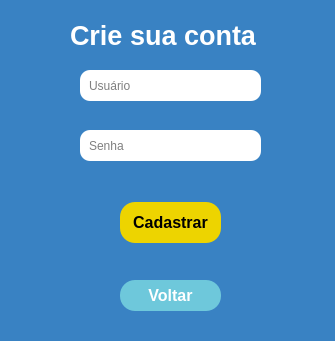
Old version of the form View/ui/tela_cadastro.ui in the repository ipedromotta/login-desktop.
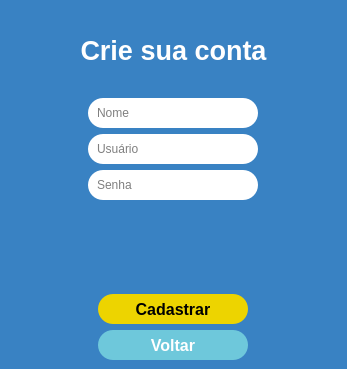
New version of the form.

What changed in the file:
```diff
--- a/View/ui/tela_cadastro.ui
+++ b/View/ui/tela_cadastro.ui
@@ -6,20 +6,20 @@
    <rect>
     <x>0</x>
     <y>0</y>
-    <width>335</width>
-    <height>341</height>
+    <width>347</width>
+    <height>369</height>
    </rect>
   </property>
   <property name="minimumSize">
    <size>
-    <width>335</width>
-    <height>341</height>
+    <width>347</width>
+    <height>369</height>
    </size>
   </property>
   <property name="maximumSize">
    <size>
-    <width>335</width>
-    <height>341</height>
+    <width>347</width>
+    <height>369</height>
    </size>
   </property>
   <property name="windowTitle">
@@ -29,15 +29,9 @@
    <string notr="true">background-color: rgb(57, 130, 195);</string>
   </property>
   <widget class="QWidget" name="centralwidget">
+   <layout class="QVBoxLayout" name="verticalLayout">
+    <item>
    <widget class="QLabel" name="lbl_crie_conta">
-    <property name="geometry">
-     <rect>
-      <x>70</x>
-      <y>10</y>
-      <width>201</width>
-      <height>51</height>
-     </rect>
-    </property>
     <property name="styleSheet">
      <string notr="true">font-size: 20pt;
 color: white;
@@ -46,85 +40,115 @@
     <property name="text">
      <string>Crie sua conta</string>
     </property>
-   </widget>
-   <widget class="QPushButton" name="btn_cadastrar">
-    <property name="geometry">
-     <rect>
-      <x>120</x>
-      <y>202</y>
-      <width>101</width>
-      <height>41</height>
-     </rect>
-    </property>
-    <property name="font">
-     <font>
-      <pointsize>12</pointsize>
-      <weight>75</weight>
-      <bold>true</bold>
-     </font>
-    </property>
-    <property name="cursor">
-     <cursorShape>PointingHandCursor</cursorShape>
+      <property name="alignment">
+       <set>Qt::AlignCenter</set>
+      </property>
+     </widget>
+    </item>
+    <item alignment="Qt::AlignHCenter">
+     <widget class="QLineEdit" name="nome">
+      <property name="minimumSize">
+       <size>
+        <width>170</width>
+        <height>30</height>
+       </size>
+      </property>
+      <property name="maximumSize">
+       <size>
+        <width>170</width>
+        <height>30</height>
+       </size>
     </property>
     <property name="styleSheet">
-     <string notr="true">background-color: rgb(237, 212, 0);
-border-radius: 15px;</string>
-    </property>
-    <property name="text">
-     <string>Cadastrar</string>
-    </property>
-    <property name="default">
-     <bool>true</bool>
-    </property>
-   </widget>
+       <string notr="true">*{
+background-color: #fff;
+border-radius: 15px;
+padding: 5px;
+padding-left: 7px;
+}
+QLineEdit:focus{
+border: 2px solid #edd400;
+}</string>
+      </property>
+      <property name="maxLength">
+       <number>20</number>
+      </property>
+      <property name="placeholderText">
+       <string>Nome</string>
+      </property>
+     </widget>
+    </item>
+    <item alignment="Qt::AlignHCenter">
    <widget class="QLineEdit" name="usuario">
-    <property name="geometry">
-     <rect>
-      <x>80</x>
-      <y>70</y>
-      <width>181</width>
-      <height>31</height>
-     </rect>
+      <property name="minimumSize">
+       <size>
+        <width>170</width>
+        <height>30</height>
+       </size>
+      </property>
+      <property name="maximumSize">
+       <size>
+        <width>170</width>
+        <height>30</height>
+       </size>
     </property>
     <property name="styleSheet">
-     <string notr="true">border-radius: 10px;
-background-color:white;
-padding: 4px;
+       <string notr="true">*{
+background-color: #fff;
+border-radius: 15px;
+padding: 5px;
 padding-left: 7px;
-</string>
+}
+QLineEdit:focus{
+border: 2px solid #edd400;
+}</string>
+      </property>
+      <property name="maxLength">
+       <number>20</number>
     </property>
     <property name="placeholderText">
      <string>Usuário</string>
     </property>
    </widget>
+    </item>
+    <item alignment="Qt::AlignHCenter">
    <widget class="QLineEdit" name="senha">
-    <property name="geometry">
-     <rect>
-      <x>80</x>
-      <y>130</y>
-      <width>181</width>
-      <height>31</height>
-     </rect>
+      <property name="minimumSize">
+       <size>
+        <width>170</width>
+        <height>30</height>
+       </size>
+      </property>
+      <property name="maximumSize">
+       <size>
+        <width>170</width>
+        <height>30</height>
+       </size>
     </property>
     <property name="styleSheet">
-     <string notr="true">border-radius: 10px;
-background-color:white;
-padding: 4px;
-padding-left: 7px;</string>
+       <string notr="true">*{
+background-color: #fff;
+border-radius: 15px;
+padding: 5px;
+padding-left: 7px;
+}
+QLineEdit:focus{
+border: 2px solid #edd400;
+}</string>
+      </property>
+      <property name="maxLength">
+       <number>20</number>
+      </property>
+      <property name="echoMode">
+       <enum>QLineEdit::Password</enum>
     </property>
     <property name="placeholderText">
      <string>Senha</string>
     </property>
    </widget>
-   <widget class="QLabel" name="lbl_msg">
-    <property name="geometry">
-     <rect>
-      <x>20</x>
-      <y>246</y>
-      <width>291</width>
-      <height>31</height>
-     </rect>
-    </property>
+    </item>
+    <item>
+     <widget class="QLabel" name="lbl_erro">
     <property name="styleSheet">
      <string notr="true">color: rgb(237, 212, 0);;
 font-size: 13pt;
@@ -134,15 +158,76 @@
     <property name="text">
      <string/>
     </property>
-   </widget>
+      <property name="textFormat">
+       <enum>Qt::AutoText</enum>
+      </property>
+      <property name="scaledContents">
+       <bool>false</bool>
+      </property>
+      <property name="alignment">
+       <set>Qt::AlignHCenter|Qt::AlignTop</set>
+      </property>
+      <property name="wordWrap">
+       <bool>true</bool>
+      </property>
+     </widget>
+    </item>
+    <item alignment="Qt::AlignHCenter">
+     <widget class="QPushButton" name="btn_cadastrar">
+      <property name="minimumSize">
+       <size>
+        <width>150</width>
+        <height>30</height>
+       </size>
+      </property>
+      <property name="maximumSize">
+       <size>
+        <width>150</width>
+        <height>16777215</height>
+       </size>
+      </property>
+      <property name="font">
+       <font>
+        <pointsize>12</pointsize>
+        <weight>75</weight>
+        <bold>true</bold>
+       </font>
+      </property>
+      <property name="cursor">
+       <cursorShape>PointingHandCursor</cursorShape>
+      </property>
+      <property name="styleSheet">
+       <string notr="true">*{
+background-color: #edd400;
+border-radius: 15px;
+}
+QPushButton:hover{
+background-color: #d1bc08;
+}
+
+</string>
+      </property>
+      <property name="text">
+       <string>Cadastrar</string>
+      </property>
+      <property name="default">
+       <bool>true</bool>
+      </property>
+     </widget>
+    </item>
+    <item alignment="Qt::AlignHCenter">
    <widget class="QPushButton" name="btn_voltar">
-    <property name="geometry">
-     <rect>
-      <x>120</x>
-      <y>280</y>
-      <width>101</width>
-      <height>31</height>
-     </rect>
+      <property name="minimumSize">
+       <size>
+        <width>150</width>
+        <height>30</height>
+       </size>
+      </property>
+      <property name="maximumSize">
+       <size>
+        <width>150</width>
+        <height>16777215</height>
+       </size>
     </property>
     <property name="font">
      <font>
@@ -155,41 +240,21 @@
      <cursorShape>PointingHandCursor</cursorShape>
     </property>
     <property name="styleSheet">
-     <string notr="true">background-color: #6EC8DB;
-color:white;
+       <string notr="true">*{
+background-color: #6EC8DB;
 border-radius: 15px;
-</string>
+color: white;
+}
+QPushButton:hover{
+background-color:#60afbf;
+}</string>
     </property>
     <property name="text">
      <string>Voltar</string>
     </property>
    </widget>
-   <widget class="QLabel" name="lbl_erro">
-    <property name="geometry">
-     <rect>
-      <x>48</x>
-      <y>167</y>
-      <width>241</width>
-      <height>31</height>
-     </rect>
-    </property>
-    <property name="styleSheet">
-     <string notr="true">color: rgb(237, 212, 0);;
-font-size: 13pt;
-font-weight: bold;
-</string>
-    </property>
-    <property name="text">
-     <string/>
-    </property>
-   </widget>
-   <zorder>lbl_crie_conta</zorder>
-   <zorder>btn_cadastrar</zorder>
-   <zorder>usuario</zorder>
-   <zorder>senha</zorder>
-   <zorder>btn_voltar</zorder>
-   <zorder>lbl_erro</zorder>
-   <zorder>lbl_msg</zorder>
+    </item>
+   </layout>
   </widget>
  </widget>
  <tabstops>
```
Left out of the diff: 4 changed lines with no effect on the pictures. Lines whose indentation alone changed are shown as unchanged.
